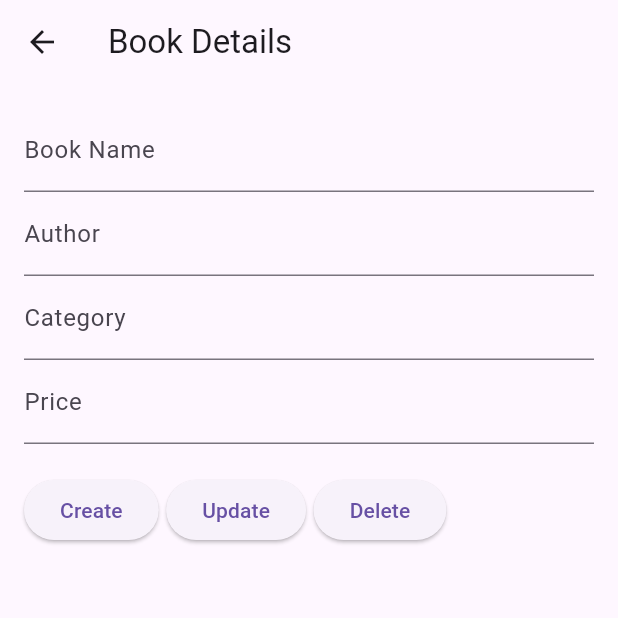
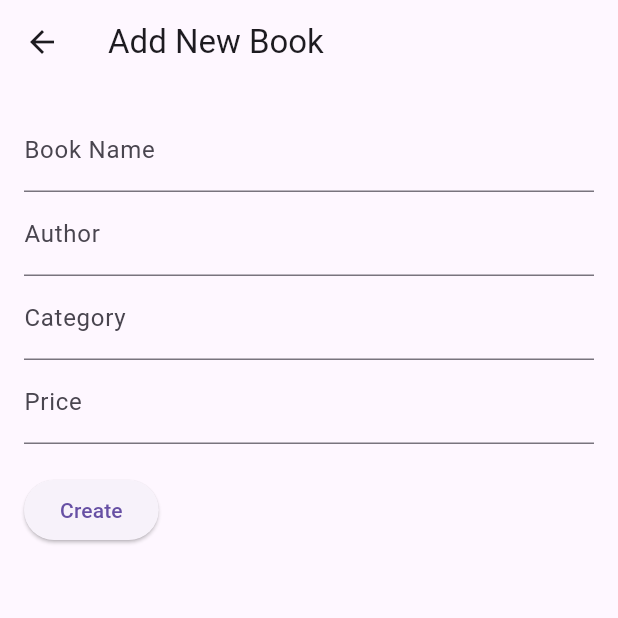
Before and after one commit to Mohsinkhani/Flutter-CrudApp, a Flutter app: the BookForm screen opened directly, on a phone screen of 412 x 824 dp, the top half of it. Run offline on Flutter 3.47's test engine with Material 3 defaults, Android fonts, the phone set to English and light mode, and no system bars; network calls fail.

Commit message:
crud init

```diff
--- a/testcrud/lib/models/books_model.dart
+++ b/testcrud/lib/models/books_model.dart
@@ -6,7 +6,7 @@ class Books {
   final double price;
 
   Books({
-    this.id = '',
+    required this.id,
     required this.name,
     required this.catogory,
     required this.author,
@@ -15,6 +15,7 @@ class Books {
 
   factory Books.fromJson(Map<String, dynamic> json) {
     return Books(
+      id: json['id']!,
       name: json['bookName'],
       author: json['author'],
       catogory: json['category'],
@@ -23,6 +24,7 @@ class Books {
   }
   Map<String, dynamic> toJson() {
     return {
+      'id': id,
       'bookName': name,
       'author': author,
       'category': catogory,
--- a/testcrud/lib/pages/create_book.dart
+++ b/testcrud/lib/pages/create_book.dart
@@ -52,7 +52,7 @@ class _BookFormState extends State<BookForm> {
   Widget build(BuildContext context) {
     return Scaffold(
       appBar: AppBar(
-        title: Text('Book Details'),
+        title: Text(widget.id != null ? 'Book Details' : 'Add New Book'),
       ),
       body: Padding(
         padding: const EdgeInsets.all(16.0),
@@ -84,25 +84,7 @@ class _BookFormState extends State<BookForm> {
                     onPressed: () {
                       _sendRequest(CreateOrUpdateAction.Create, context);
                     },
-                    child: Text('Create'),
-                  ),
-                  SizedBox(
-                    width: 5,
-                  ),
-                  ElevatedButton(
-                    onPressed: () {
-                      _sendRequest(CreateOrUpdateAction.Update, context);
-                    },
-                    child: Text('Update'),
-                  ),
-                  SizedBox(
-                    width: 5,
-                  ),
-                  ElevatedButton(
-                    onPressed: () {
-                      _sendRequest(CreateOrUpdateAction.Delete, context);
-                    },
-                    child: Text('Delete'),
+                    child: Text(widget.id == null ? 'Create' : 'Update'),
                   ),
                 ],
               )
```
Also changed, not shown: testcrud/lib/pages/update_book.dart (deleted).
